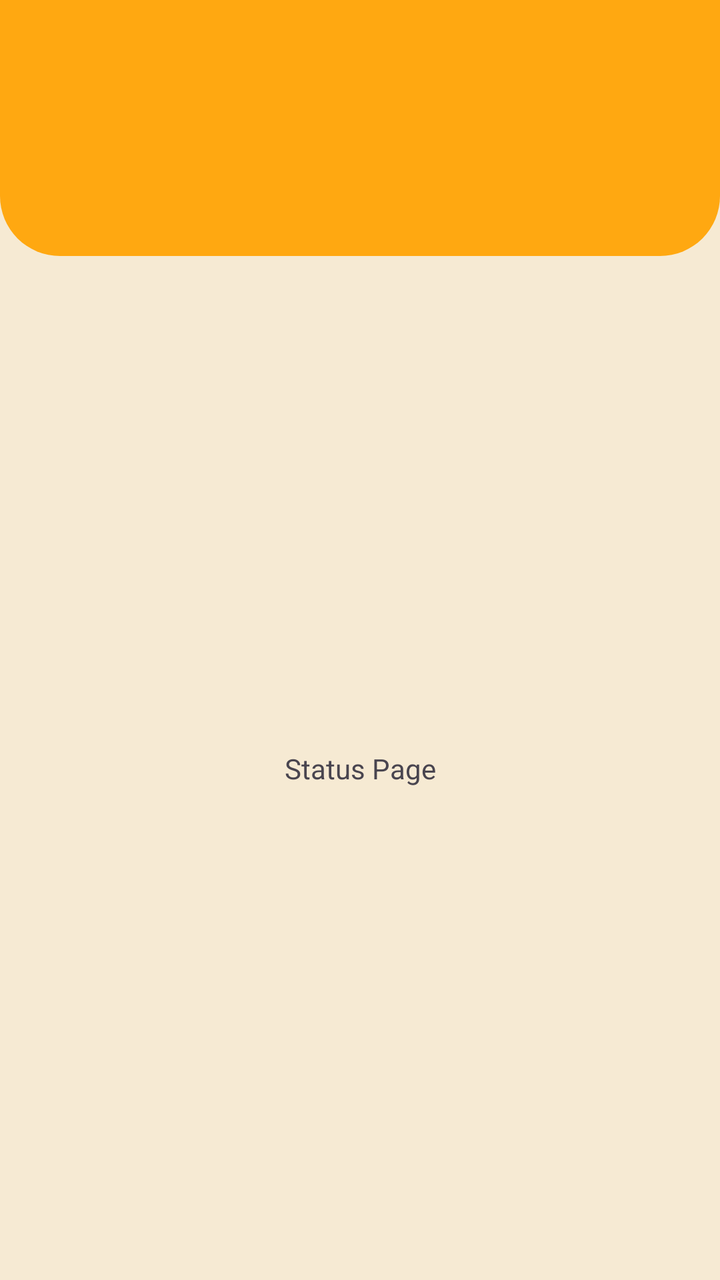
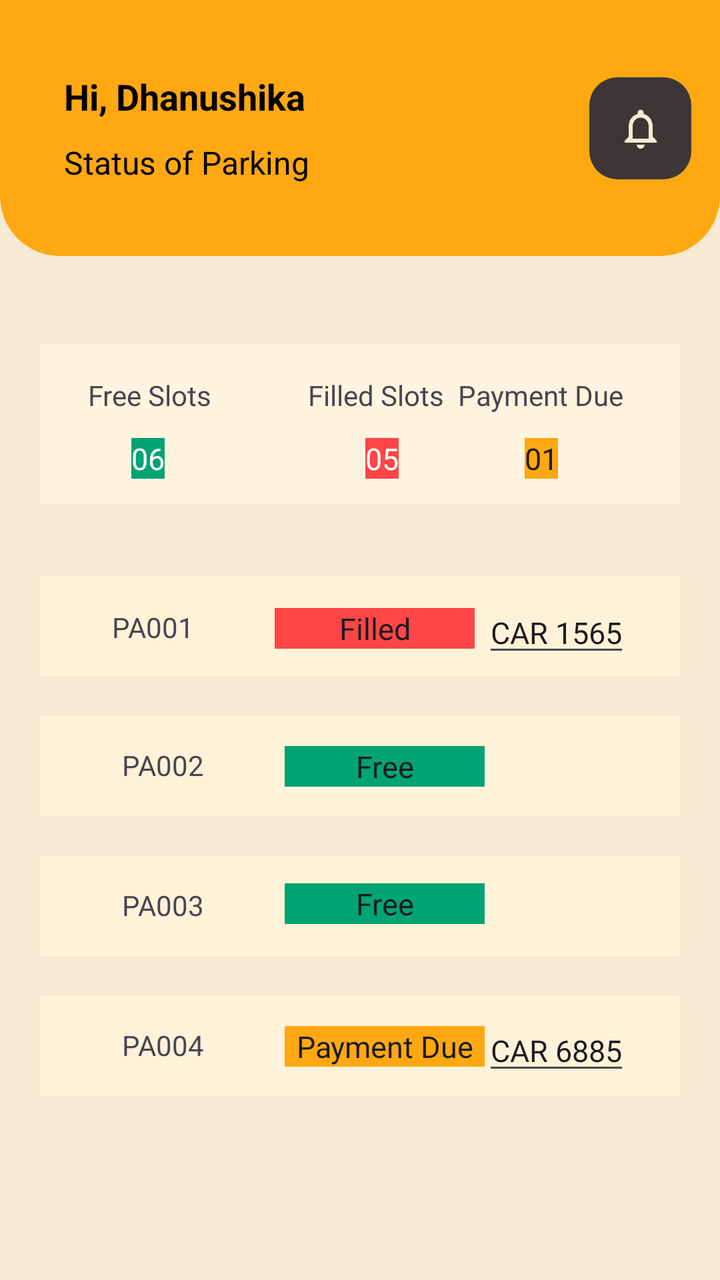

An Android layout rendered at two revisions. The XML below is the earlier revision; the diff shows what the commit changed to produce the second picture.
<!-- AndroidManifest.xml: application theme Theme.OfficerTestApp -->
<!-- res/layout/fragment_status_main.xml -->
<?xml version="1.0" encoding="utf-8"?>
<androidx.constraintlayout.widget.ConstraintLayout xmlns:android="http://schemas.android.com/apk/res/android"
    xmlns:app="http://schemas.android.com/apk/res-auto"
    xmlns:tools="http://schemas.android.com/tools"
    android:layout_width="match_parent"
    android:layout_height="match_parent"
    android:background="@color/backgroundColor"
    tools:context=".StatusMainFragment">

    <LinearLayout
        android:layout_width="match_parent"
        android:layout_height="match_parent"
        android:orientation="vertical">

        <androidx.constraintlayout.widget.ConstraintLayout
            android:layout_weight="2"
            android:background="@drawable/rounded_background_app_bar"
            android:layout_width="match_parent"
            android:layout_height="0dp">

        </androidx.constraintlayout.widget.ConstraintLayout>

        <androidx.constraintlayout.widget.ConstraintLayout
            android:layout_weight="8"
            android:layout_width="match_parent"
            android:layout_height="0dp">

            <TextView
                android:id="@+id/textView12"
                android:layout_width="wrap_content"
                android:layout_height="wrap_content"
                android:text="Status Page"
                app:layout_constraintBottom_toBottomOf="parent"
                app:layout_constraintEnd_toEndOf="parent"
                app:layout_constraintStart_toStartOf="parent"
                app:layout_constraintTop_toTopOf="parent" />
        </androidx.constraintlayout.widget.ConstraintLayout>

    </LinearLayout>

</androidx.constraintlayout.widget.ConstraintLayout>
<!-- resources referenced by this layout -->
<resources>
  <color name="backgroundColor">#F6EAD3</color>
  <!-- drawable rounded_background_app_bar (drawable) -->
  <?xml version="1.0" encoding="utf-8"?>
  <shape xmlns:android="http://schemas.android.com/apk/res/android">
      <solid android:color="@color/primaryColor" /> 
      <corners android:bottomLeftRadius="30dp" android:bottomRightRadius="30dp" /> 
  </shape>
  <style name="Theme.OfficerTestApp" parent="Base.Theme.OfficerTestApp" />
  <color name="primaryColor">#FFA811</color>
  <style name="Base.Theme.OfficerTestApp" parent="Theme.Material3.DayNight.NoActionBar">
          
          <item name="colorPrimary">@color/primaryColor</item>
      </style>
</resources>

<!-- the commit's change to res/layout/fragment_status_main.xml (unified diff, before → after) -->
@@ -10,32 +10,357 @@
     <LinearLayout
         android:layout_width="match_parent"
         android:layout_height="match_parent"
-        android:orientation="vertical">
+        android:orientation="vertical"
+        tools:layout_editor_absoluteX="-35dp"
+        tools:layout_editor_absoluteY="0dp">
 
         <androidx.constraintlayout.widget.ConstraintLayout
+            android:layout_width="match_parent"
+            android:layout_height="0dp"
             android:layout_weight="2"
-            android:background="@drawable/rounded_background_app_bar"
+            android:background="@drawable/rounded_background_app_bar">
+
+            <LinearLayout
+                android:layout_width="match_parent"
+                android:layout_height="match_parent"
+                app:layout_constraintStart_toStartOf="parent"
+                app:layout_constraintTop_toTopOf="parent">
+
+                <androidx.constraintlayout.widget.ConstraintLayout
+                    android:layout_width="0dp"
+                    android:layout_height="match_parent"
+                    android:layout_weight="2.8">
+
+                    <TextView
+                        android:id="@+id/appbar_main_text"
+                        android:layout_width="wrap_content"
+                        android:layout_height="wrap_content"
+                        android:layout_marginStart="32dp"
+                        android:layout_marginTop="36dp"
+                        android:text="Hi, Dhanushika"
+                        android:textColor="@color/textPrimary"
+                        android:textSize="18sp"
+                        android:textStyle="bold"
+                        app:layout_constraintStart_toStartOf="parent"
+                        app:layout_constraintTop_toTopOf="parent" />
+
+                    <TextView
+                        android:id="@+id/appbar_secondary_text"
+                        android:layout_width="wrap_content"
+                        android:layout_height="wrap_content"
+                        android:layout_marginStart="32dp"
+                        android:layout_marginTop="10dp"
+                        android:text="Status of Parking"
+                        android:textColor="@color/textPrimary"
+                        android:textSize="16sp"
+                        app:layout_constraintStart_toStartOf="parent"
+                        app:layout_constraintTop_toBottomOf="@+id/appbar_main_text" />
+
+                </androidx.constraintlayout.widget.ConstraintLayout>
+
+                <androidx.constraintlayout.widget.ConstraintLayout
+                    android:layout_width="0dp"
+                    android:layout_height="match_parent"
+                    android:layout_weight="0.8">
+
+                    <ImageView
+                        android:id="@+id/appbar_icon_home_act"
+                        android:layout_width="51dp"
+                        android:layout_height="51dp"
+                        android:background="@drawable/notification_icon_background"
+                        android:clickable="true"
+                        android:focusable="true"
+                        android:scaleType="centerInside"
+                        android:src="@drawable/baseline_notifications_none_24"
+                        app:layout_constraintBottom_toBottomOf="parent"
+                        app:layout_constraintEnd_toEndOf="parent"
+                        app:layout_constraintStart_toStartOf="parent"
+                        app:layout_constraintTop_toTopOf="parent"
+                        app:tint="@color/backgroundColor" />
+                </androidx.constraintlayout.widget.ConstraintLayout>
+
+            </LinearLayout>
+
+        </androidx.constraintlayout.widget.ConstraintLayout>
+
+        <androidx.constraintlayout.widget.ConstraintLayout
             android:layout_width="match_parent"
-            android:layout_height="0dp">
+            android:layout_height="0dp"
+            android:layout_weight="8"
+            android:padding="20dp">
+
+
+
+            <androidx.constraintlayout.widget.ConstraintLayout
+                android:id="@+id/constraintLayout13"
+                android:layout_width="match_parent"
+                android:layout_height="80dp"
+                android:layout_marginTop="24dp"
+                android:background="@color/detailBoxBackground"
+                app:layout_constraintEnd_toEndOf="parent"
+                app:layout_constraintHorizontal_bias="0.6"
+                app:layout_constraintStart_toStartOf="parent"
+                app:layout_constraintTop_toTopOf="parent">
+
+                <TextView
+                    android:id="@+id/textView14"
+                    android:layout_width="wrap_content"
+                    android:layout_height="wrap_content"
+                    android:layout_marginStart="24dp"
+                    android:layout_marginTop="16dp"
+                    android:text="Free Slots"
+                    app:layout_constraintStart_toStartOf="parent"
+                    app:layout_constraintTop_toTopOf="parent" />
+
+                <EditText
+                    android:layout_width="wrap_content"
+                    android:layout_height="wrap_content"
+                    android:layout_marginTop="12dp"
+                    android:background="#00A372"
+                    android:text="06"
+                    android:textColor="@color/white"
+                    android:textSize="15dp"
+                    app:layout_constraintEnd_toEndOf="@+id/textView14"
+                    app:layout_constraintHorizontal_bias="0.478"
+                    app:layout_constraintStart_toStartOf="@+id/textView14"
+                    app:layout_constraintTop_toBottomOf="@+id/textView14" />
+
+                <TextView
+                    android:id="@+id/textView15"
+                    android:layout_width="wrap_content"
+                    android:layout_height="wrap_content"
+                    android:layout_marginEnd="28dp"
+                    android:text="Payment Due"
+                    app:layout_constraintBottom_toBottomOf="@+id/textView20"
+                    app:layout_constraintEnd_toEndOf="parent"
+                    app:layout_constraintHorizontal_bias="1.0"
+                    app:layout_constraintStart_toEndOf="@+id/textView20"
+                    app:layout_constraintTop_toTopOf="@+id/textView20"
+                    app:layout_constraintVertical_bias="0.0" />
+
+                <EditText
+                    android:layout_width="wrap_content"
+                    android:layout_height="wrap_content"
+                    android:layout_marginTop="12dp"
+                    android:background="@color/primaryColor"
+                    android:text="01"
+                    android:textSize="15dp"
+                    app:layout_constraintEnd_toEndOf="@+id/textView15"
+                    app:layout_constraintStart_toStartOf="@+id/textView15"
+                    app:layout_constraintTop_toBottomOf="@+id/textView15" />
+
+                <TextView
+                    android:id="@+id/textView20"
+                    android:layout_width="wrap_content"
+                    android:layout_height="wrap_content"
+                    android:layout_marginStart="48dp"
+                    android:text="Filled Slots"
+                    app:layout_constraintBottom_toBottomOf="@+id/textView14"
+                    app:layout_constraintStart_toEndOf="@+id/textView14"
+                    app:layout_constraintTop_toTopOf="@+id/textView14"
+                    app:layout_constraintVertical_bias="0.0" />
+
+                <EditText
+                    android:layout_width="wrap_content"
+                    android:layout_height="wrap_content"
+                    android:layout_marginTop="12dp"
+                    android:background="#FF4545"
+                    android:text="05"
+                    android:textColor="@color/white"
+                    android:textSize="15dp"
+                    app:layout_constraintEnd_toEndOf="@+id/textView20"
+                    app:layout_constraintHorizontal_bias="0.557"
+                    app:layout_constraintStart_toStartOf="@+id/textView20"
+                    app:layout_constraintTop_toBottomOf="@+id/textView20" />
+
+
+            </androidx.constraintlayout.widget.ConstraintLayout>
+
+            <androidx.constraintlayout.widget.ConstraintLayout
+                android:id="@+id/constraintLayout14"
+                android:layout_width="match_parent"
+                android:layout_height="50dp"
+                android:layout_marginTop="36dp"
+                android:background="#FFF2D9"
+                android:paddingHorizontal="25dp"
+                app:layout_constraintEnd_toEndOf="parent"
+                app:layout_constraintHorizontal_bias="0.9"
+                app:layout_constraintStart_toStartOf="parent"
+                app:layout_constraintTop_toBottomOf="@+id/constraintLayout13">
+
+                <TextView
+                    android:id="@+id/textView18"
+                    android:layout_width="wrap_content"
+                    android:layout_height="wrap_content"
+                    android:text="PA001"
+                    app:layout_constraintBottom_toBottomOf="parent"
+                    app:layout_constraintEnd_toEndOf="parent"
+                    app:layout_constraintHorizontal_bias="0.048"
+                    app:layout_constraintStart_toStartOf="parent"
+                    app:layout_constraintTop_toTopOf="parent"
+                    app:layout_constraintVertical_bias="0.516" />
+
+                <EditText
+                    android:id="@+id/editText7"
+                    android:layout_width="100dp"
+                    android:layout_height="wrap_content"
+                    android:layout_marginStart="40dp"
+                    android:background="#FF4545"
+                    android:text="Filled"
+                    android:textAlignment="center"
+                    android:textSize="15dp"
+                    app:layout_constraintBottom_toBottomOf="@+id/textView18"
+                    app:layout_constraintStart_toEndOf="@+id/textView18"
+                    app:layout_constraintTop_toTopOf="@+id/textView18"
+                    app:layout_constraintVertical_bias="0.0" />
+
+                <EditText
+                    android:layout_width="wrap_content"
+                    android:layout_height="wrap_content"
+                    android:text="CAR 1565"
+                    android:textSize="15dp"
+                    app:layout_constraintBottom_toBottomOf="@+id/editText7"
+                    app:layout_constraintEnd_toEndOf="parent"
+                    app:layout_constraintHorizontal_bias="1.0"
+                    app:layout_constraintStart_toEndOf="@+id/editText7"
+                    app:layout_constraintTop_toTopOf="@+id/editText7"
+                    app:layout_constraintVertical_bias="0.476" />
+
+            </androidx.constraintlayout.widget.ConstraintLayout>
+
+            <androidx.constraintlayout.widget.ConstraintLayout
+                android:id="@+id/constraintLayout15"
+                android:layout_width="match_parent"
+                android:layout_height="50dp"
+                android:layout_marginTop="20dp"
+                android:background="#FFF2D9"
+                android:paddingHorizontal="25dp"
+                app:layout_constraintEnd_toEndOf="parent"
+                app:layout_constraintHorizontal_bias="0.6"
+                app:layout_constraintStart_toStartOf="parent"
+                app:layout_constraintTop_toBottomOf="@+id/constraintLayout14">
+
+                <TextView
+                    android:id="@+id/textView19"
+                    android:layout_width="wrap_content"
+                    android:layout_height="wrap_content"
+                    android:layout_marginStart="16dp"
+                    android:text="PA002"
+                    app:layout_constraintBottom_toBottomOf="parent"
+                    app:layout_constraintStart_toStartOf="parent"
+                    app:layout_constraintTop_toTopOf="parent"
+                    app:layout_constraintVertical_bias="0.483" />
+
+                <EditText
+                    android:id="@+id/editText8"
+                    android:layout_width="100dp"
+                    android:layout_height="wrap_content"
+                    android:layout_marginStart="40dp"
+                    android:background="#00A372"
+                    android:text="Free"
+                    android:textAlignment="center"
+
+                    android:textSize="15dp"
+                    app:layout_constraintBottom_toBottomOf="@+id/textView19"
+                    app:layout_constraintStart_toEndOf="@+id/textView19"
+                    app:layout_constraintTop_toTopOf="@+id/textView19"
+                    app:layout_constraintVertical_bias="0.0" />
+
+            </androidx.constraintlayout.widget.ConstraintLayout>
+
+            <androidx.constraintlayout.widget.ConstraintLayout
+                android:id="@+id/constraintLayout16"
+                android:layout_width="match_parent"
+                android:layout_height="50dp"
+                android:layout_marginTop="20dp"
+                android:background="#FFF2D9"
+                android:paddingHorizontal="25dp"
+                app:layout_constraintEnd_toEndOf="parent"
+                app:layout_constraintHorizontal_bias="0.4"
+                app:layout_constraintStart_toStartOf="parent"
+                app:layout_constraintTop_toBottomOf="@+id/constraintLayout15">
+
+                <TextView
+                    android:id="@+id/textView21"
+                    android:layout_width="wrap_content"
+                    android:layout_height="wrap_content"
+                    android:layout_marginStart="16dp"
+                    android:text="PA003"
+                    app:layout_constraintBottom_toBottomOf="parent"
+                    app:layout_constraintStart_toStartOf="parent"
+                    app:layout_constraintTop_toTopOf="parent"
+                    app:layout_constraintVertical_bias="0.483" />
+
+                <EditText
+                    android:id="@+id/editText9"
+                    android:layout_width="100dp"
+                    android:layout_height="wrap_content"
+                    android:layout_marginStart="40dp"
+                    android:background="#00A372"
+                    android:text="Free"
+
+                    android:textAlignment="center"
+                    android:textSize="15dp"
+                    app:layout_constraintBottom_toBottomOf="@+id/textView21"
+                    app:layout_constraintStart_toEndOf="@+id/textView21"
+                    app:layout_constraintTop_toTopOf="@+id/textView21"
+                    app:layout_constraintVertical_bias="1.0" />
+
+            </androidx.constraintlayout.widget.ConstraintLayout>
+
+            <androidx.constraintlayout.widget.ConstraintLayout
+                android:layout_width="match_parent"
+                android:layout_height="50dp"
+                android:layout_marginTop="20dp"
+                app:layout_constraintEnd_toEndOf="parent"
+                app:layout_constraintStart_toStartOf="parent"
+                android:background="#FFF2D9"
+                android:paddingHorizontal="25dp"
+                app:layout_constraintTop_toBottomOf="@+id/constraintLayout16">
+
+                <TextView
+                    android:id="@+id/textView22"
+                    android:layout_width="wrap_content"
+                    android:layout_height="wrap_content"
+                    android:layout_marginStart="16dp"
+                    android:text="PA004"
+                    app:layout_constraintBottom_toBottomOf="parent"
+                    app:layout_constraintStart_toStartOf="parent"
+                    app:layout_constraintTop_toTopOf="parent"
+                    app:layout_constraintVertical_bias="0.483" />
+
+                <EditText
+                    android:id="@+id/editText10"
+                    android:layout_width="100dp"
+                    android:layout_height="wrap_content"
+                    android:layout_marginStart="40dp"
+                    android:background="@color/primaryColor"
+
+                    android:text="Payment Due"
+                    android:textAlignment="center"
+                    android:textSize="15dp"
+                    app:layout_constraintBottom_toBottomOf="@+id/textView22"
+                    app:layout_constraintStart_toEndOf="@+id/textView22"
+                    app:layout_constraintTop_toTopOf="@+id/textView22"
+                    app:layout_constraintVertical_bias="0.0" />
+
+                <EditText
+                    android:layout_width="wrap_content"
+                    android:layout_height="wrap_content"
+                    android:text="CAR 6885"
+                    android:textSize="15dp"
+                    app:layout_constraintBottom_toBottomOf="@+id/editText10"
+                    app:layout_constraintEnd_toEndOf="parent"
+                    app:layout_constraintHorizontal_bias="0.333"
+                    app:layout_constraintStart_toEndOf="@+id/editText7"
+                    app:layout_constraintTop_toTopOf="@+id/editText10"
+                    app:layout_constraintVertical_bias="0.476" />
+
+            </androidx.constraintlayout.widget.ConstraintLayout>
+
 
         </androidx.constraintlayout.widget.ConstraintLayout>
 
-        <androidx.constraintlayout.widget.ConstraintLayout
-            android:layout_weight="8"
-            android:layout_width="match_parent"
-            android:layout_height="0dp">
-
-            <TextView
-                android:id="@+id/textView12"
-                android:layout_width="wrap_content"
-                android:layout_height="wrap_content"
-                android:text="Status Page"
-                app:layout_constraintBottom_toBottomOf="parent"
-                app:layout_constraintEnd_toEndOf="parent"
-                app:layout_constraintStart_toStartOf="parent"
-                app:layout_constraintTop_toTopOf="parent" />
-        </androidx.constraintlayout.widget.ConstraintLayout>
-
     </LinearLayout>
 
 </androidx.constraintlayout.widget.ConstraintLayout>
<!-- resource entries referenced after the edit -->
@@ -1,6 +1,7 @@
 <!-- resources referenced by this layout -->
 <resources>
   <color name="backgroundColor">#F6EAD3</color>
+  <color name="detailBoxBackground">#FFF4DF</color>
   <!-- drawable rounded_background_app_bar (drawable) -->
   <?xml version="1.0" encoding="utf-8"?>
   <shape xmlns:android="http://schemas.android.com/apk/res/android">
@@ -9,6 +10,20 @@
   </shape>
   <style name="Theme.OfficerTestApp" parent="Base.Theme.OfficerTestApp" />
   <color name="primaryColor">#FFA811</color>
+  <color name="textPrimary">#FF000000</color>
+  <color name="white">#FFFFFFFF</color>
+  <!-- drawable baseline_notifications_none_24 (drawable) -->
+  <vector android:height="24dp" android:tint="#000000"
+      android:viewportHeight="24" android:viewportWidth="24"
+      android:width="24dp" xmlns:android="http://schemas.android.com/apk/res/android">
+      <path android:fillColor="@android:color/white" android:pathData="M12,22c1.1,0 2,-0.9 2,-2h-4c0,1.1 0.9,2 2,2zM18,16v-5c0,-3.07 -1.63,-5.64 -4.5,-6.32L13.5,4c0,-0.83 -0.67,-1.5 -1.5,-1.5s-1.5,0.67 -1.5,1.5v0.68C7.64,5.36 6,7.92 6,11v5l-2,2v1h16v-1l-2,-2zM16,17L8,17v-6c0,-2.48 1.51,-4.5 4,-4.5s4,2.02 4,4.5v6z"/>
+  </vector>
+  <!-- drawable notification_icon_background (drawable) -->
+  <?xml version="1.0" encoding="utf-8"?>
+  <shape xmlns:android="http://schemas.android.com/apk/res/android">
+      <solid android:color="#3C3636" /> 
+      <corners android:radius="14dp" /> 
+  </shape>
   <style name="Base.Theme.OfficerTestApp" parent="Theme.Material3.DayNight.NoActionBar">
           
           <item name="colorPrimary">@color/primaryColor</item>
